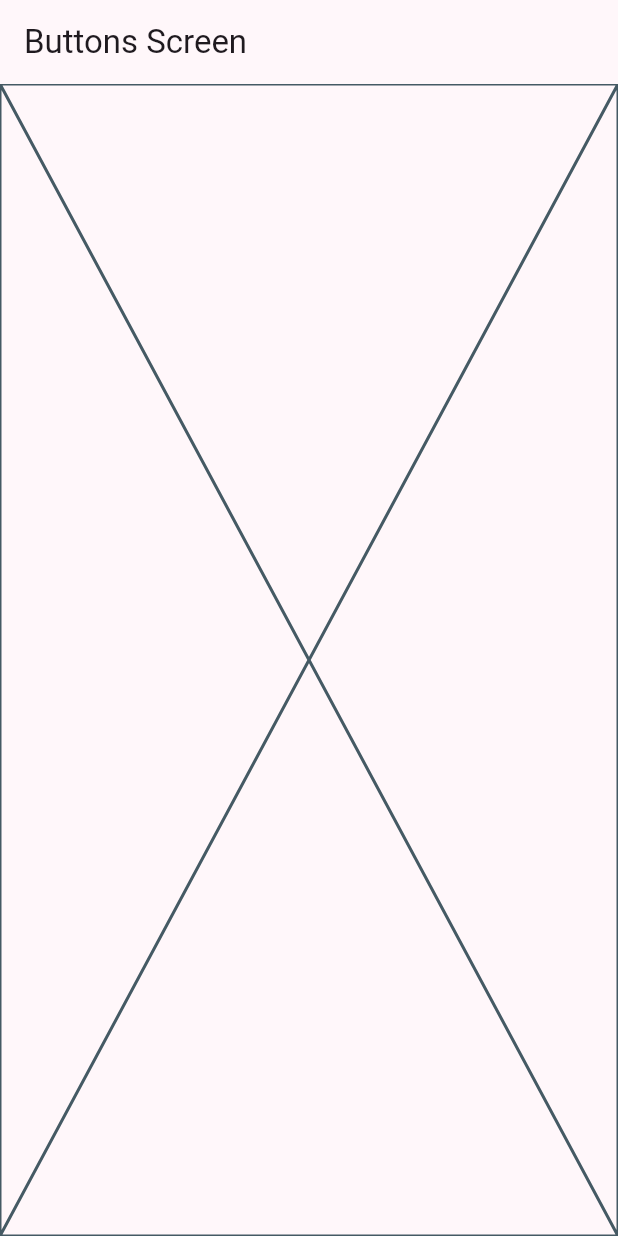
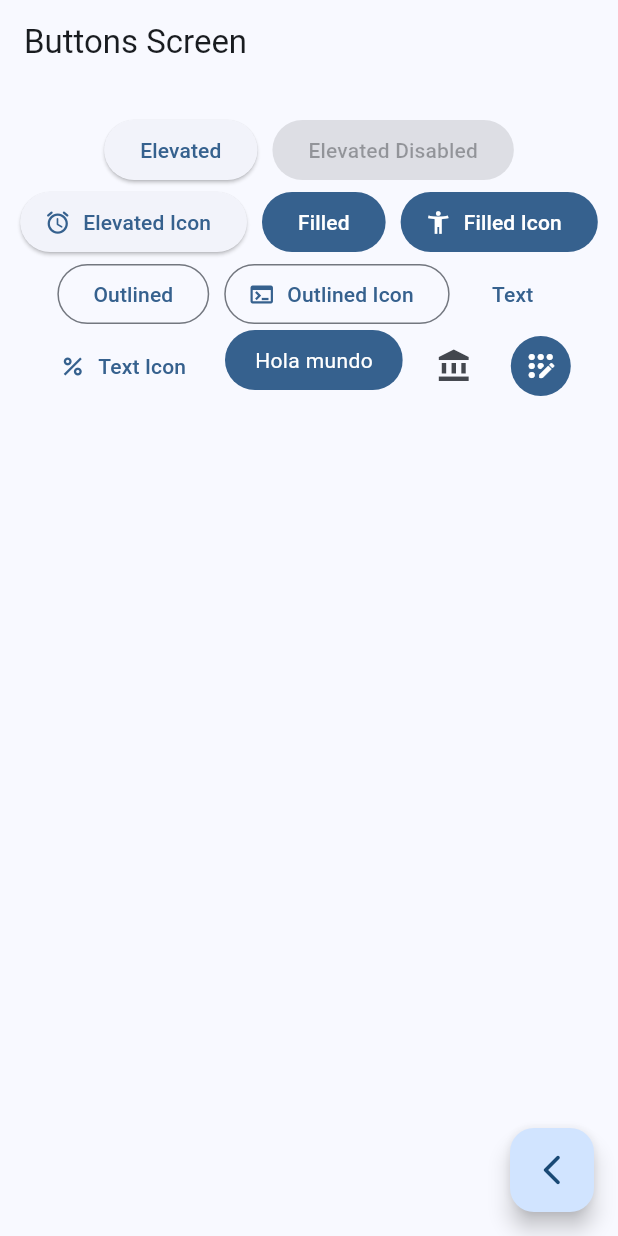
Before and after one commit to AtilaDev/widgets_app, a Flutter app: the ButtonsScreen screen opened by its route, on a phone screen of 412 x 824 dp. Run offline on Flutter 3.47's test engine with Material 2 defaults, Android fonts, the phone set to English and light mode, and no system bars; our stand-ins replace go_router.

Commit message:
CustomButton

```diff
--- a/lib/main.dart
+++ b/lib/main.dart
@@ -14,7 +14,7 @@ class MainApp extends StatelessWidget {
     return MaterialApp.router(
       routerConfig: appRouter,
       debugShowCheckedModeBanner: false,
-      theme: AppTheme(selectedColor: 4).getTheme(),
+      theme: AppTheme(selectedColor: 0).getTheme(),
       // home: const HomeScreen(),
       // routes: {
       //   '/buttons': (context) => const ButtonsScreen(),
--- a/lib/presentation/screens/buttons/buttons_screen.dart
+++ b/lib/presentation/screens/buttons/buttons_screen.dart
@@ -1,4 +1,5 @@
 import 'package:flutter/material.dart';
+import 'package:go_router/go_router.dart';
 
 class ButtonsScreen extends StatelessWidget {
   static const String name = 'buttons_screen';
@@ -10,7 +11,111 @@ class ButtonsScreen extends StatelessWidget {
       appBar: AppBar(
         title: const Text('Buttons Screen'),
       ),
-      body: const Placeholder(),
+      body: const _ButtonsView(),
+      floatingActionButton: FloatingActionButton(
+        onPressed: () {
+          context.pop();
+        },
+        child: const Icon(Icons.arrow_back_ios_new_rounded),
+      ),
     );
   }
 }
+
+class _ButtonsView extends StatelessWidget {
+  const _ButtonsView();
+
+  @override
+  Widget build(BuildContext context) {
+    final colors = Theme.of(context).colorScheme;
+
+    return SizedBox(
+      width: double.infinity,
+      child: Padding(
+        padding: const EdgeInsets.symmetric(horizontal: 10, vertical: 20),
+        child: Wrap(
+          spacing: 10,
+          alignment: WrapAlignment.center,
+          children: [
+            ElevatedButton(onPressed: () {}, child: const Text('Elevated')),
+            const ElevatedButton(
+              onPressed: null,
+              child: Text('Elevated Disabled'),
+            ),
+            ElevatedButton.icon(
+              onPressed: () {},
+              icon: const Icon(Icons.access_alarm_rounded),
+              label: const Text('Elevated Icon'),
+            ),
+            FilledButton(
+              onPressed: () {},
+              child: const Text('Filled'),
+            ),
+            FilledButton.icon(
+              onPressed: () {},
+              icon: const Icon(Icons.accessibility_new),
+              label: const Text('Filled Icon'),
+            ),
+            OutlinedButton(
+              onPressed: () {},
+              child: const Text('Outlined'),
+            ),
+            OutlinedButton.icon(
+              onPressed: () {},
+              label: const Text('Outlined Icon'),
+              icon: const Icon(Icons.terminal),
+            ),
+            TextButton(
+              onPressed: () {},
+              child: const Text('Text'),
+            ),
+            TextButton.icon(
+              onPressed: () {},
+              icon: const Icon(Icons.percent),
+              label: const Text('Text Icon'),
+            ),
+            const CustomButton(),
+            IconButton(
+              onPressed: () {},
+              icon: const Icon(Icons.account_balance),
+            ),
+            IconButton(
+              onPressed: () {},
+              icon: const Icon(Icons.app_registration_rounded),
+              style: ButtonStyle(
+                backgroundColor: MaterialStatePropertyAll(colors.primary),
+                iconColor: const MaterialStatePropertyAll(Colors.white),
+              ),
+            ),
+          ],
+        ),
+      ),
+    );
+  }
+}
+
+class CustomButton extends StatelessWidget {
+  const CustomButton({super.key});
+
+  @override
+  Widget build(BuildContext context) {
+    final colors = Theme.of(context).colorScheme;
+
+    return ClipRRect(
+      borderRadius: BorderRadius.circular(20),
+      child: Material(
+        color: colors.primary,
+        child: InkWell(
+          onTap: () {},
+          child: const Padding(
+            padding: EdgeInsets.symmetric(horizontal: 20, vertical: 10),
+            child: Text(
+              'Hola mundo',
+              style: TextStyle(color: Colors.white),
+            ),
+          ),
+        ),
+      ),
+    );
+  }
+}
```
